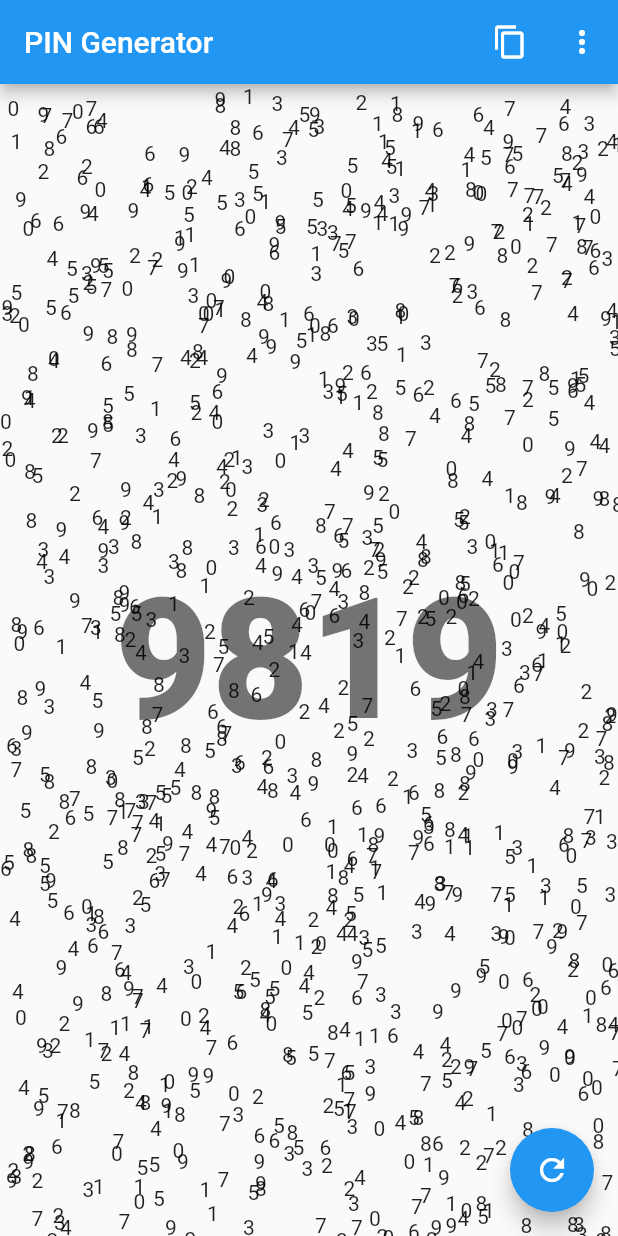
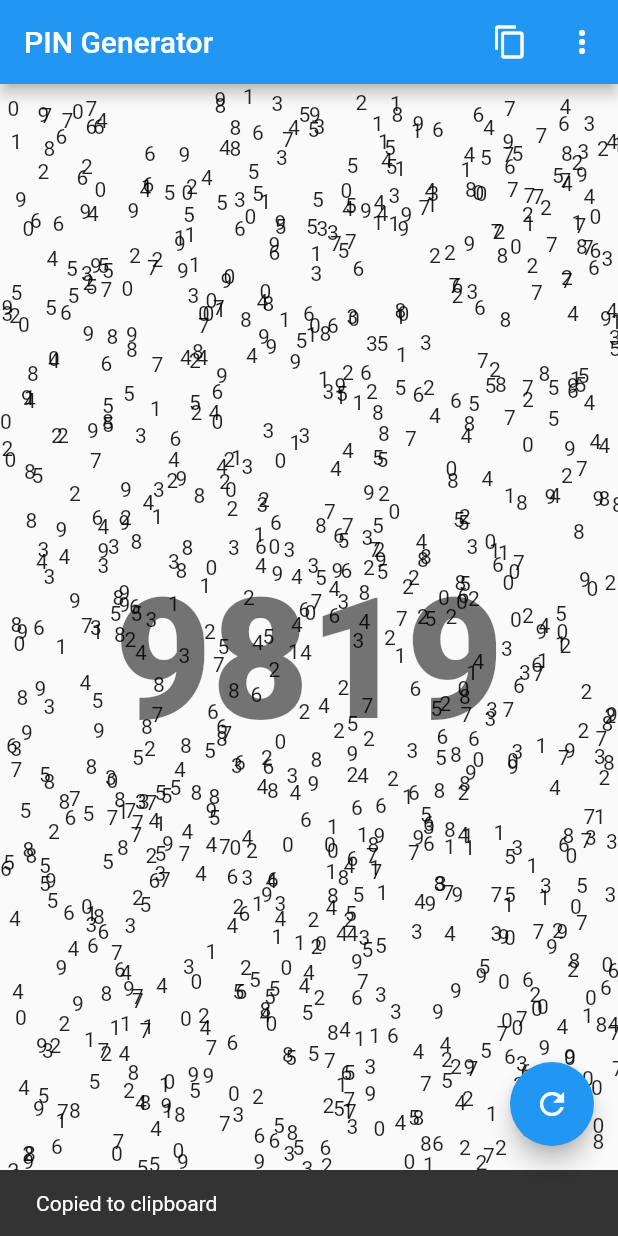
Before and after one commit to devaurelian/pin_generator, a Flutter app: the screen it shows after launch, after a tap on the "content copy" icon, on a phone screen of 412 x 824 dp. Run offline on Flutter 3.47's test engine with Material 2 defaults, Android fonts, the phone set to English and light mode, and no system bars; our stand-ins replace shared_preferences.

Commit message:
Implement copy to clipboard

```diff
--- a/lib/pages/home.dart
+++ b/lib/pages/home.dart
@@ -1,8 +1,10 @@
 import 'dart:math';
 
 import 'package:flutter/material.dart';
+import 'package:flutter/services.dart';
 import 'package:pingenerator/pages/settings.dart';
 import 'package:pingenerator/utils/settings_provider.dart';
+import 'package:pingenerator/utils/utils.dart';
 import 'package:pingenerator/widgets/random_digits.dart';
 
 enum OverflowMenuItem { settings, rate, help }
@@ -22,6 +24,9 @@ class _HomePageState extends State<HomePage> {
 
   int _pinDigitCount = 4;
   int _backDigitCount = 1000;
+
+  // The AppBar's action needs this key to find its own Scaffold.
+  final GlobalKey<ScaffoldState> _scaffoldKey = new GlobalKey<ScaffoldState>();
 
   int next(int min, int max) => min + random.nextInt(max - min);
 
@@ -68,16 +73,18 @@ class _HomePageState extends State<HomePage> {
     }
   }
 
+
   @override
   Widget build(BuildContext context) {
     return Scaffold(
+      key: _scaffoldKey,
       appBar: AppBar(
         title: Text(widget.title),
         actions: <Widget>[
           IconButton(
             icon: const Icon(Icons.content_copy),
             tooltip: 'Copy to clipboard',
-            onPressed: () {},
+            onPressed: () => copyToClipboard(_scaffoldKey.currentState, _pin.toString()),
           ),
           PopupMenuButton<OverflowMenuItem>(
             onSelected: popupMenuSelection,
@@ -121,4 +128,5 @@ class _HomePageState extends State<HomePage> {
       ),
     );
   }
+
 }
--- /dev/null
+++ b/lib/utils/utils.dart
@@ -0,0 +1,31 @@
+import 'package:flutter/material.dart';
+import 'package:flutter/services.dart';
+
+void showSnackBar(ScaffoldState scaffoldState, String text) {
+  print('showSnackBar: $text');
+  scaffoldState.showSnackBar(
+    SnackBar(
+      content: Text(text),
+    ),
+  );
+}
+
+Future<void> copyToClipboard(ScaffoldState scaffoldState, String text) async {
+//  await Clipboard.setData(ClipboardData(text: text))
+//      .then((_) => showSnackBar(scaffoldState, 'Copied to clipboard'))
+//      .catchError(
+//          (Object error) => showSnackBar(scaffoldState, 'Error $error'));
+
+  try {
+    await Clipboard.setData(ClipboardData(text: text));
+    showSnackBar(scaffoldState, 'Copied to clipboard');
+  } catch (error) {
+    showSnackBar(scaffoldState, 'Error $error');
+  }
+}
+
+//void copyToClipboard(BuildContext context, String text) {
+//  Clipboard.setData(ClipboardData(text: text))
+//      .then((_) => showSnackBar(context, 'Copied to clipboard'))
+//      .catchError((Object error) => showSnackBar(context, 'Error $error'));
+//}
```
